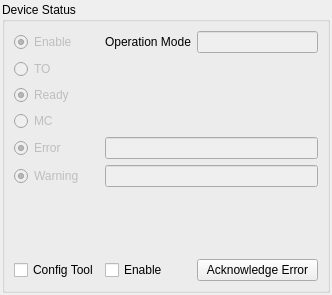
This is source/wnd/h2status.ui in ww4u/mct-t4 as Qt 5 draws it before an edit. The edited form follows.
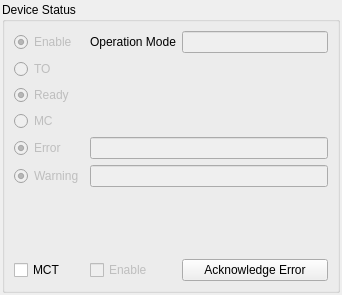
This is the edited form.

```diff
--- a/source/wnd/h2status.ui
+++ b/source/wnd/h2status.ui
@@ -5,11 +5,14 @@
   <property name="windowModality">
    <enum>Qt::WindowModal</enum>
   </property>
+  <property name="enabled">
+   <bool>true</bool>
+  </property>
   <property name="geometry">
    <rect>
     <x>0</x>
     <y>0</y>
-    <width>332</width>
+    <width>342</width>
     <height>295</height>
    </rect>
   </property>
@@ -122,6 +125,9 @@
       </item>
       <item row="7" column="1">
        <widget class="QCheckBox" name="chkPwr">
+        <property name="enabled">
+         <bool>false</bool>
+        </property>
         <property name="text">
          <string>Enable</string>
         </property>
@@ -130,7 +136,7 @@
       <item row="7" column="0">
        <widget class="QCheckBox" name="chkMct">
         <property name="text">
-         <string>Config Tool</string>
+         <string>MCT</string>
         </property>
        </widget>
       </item>
```
